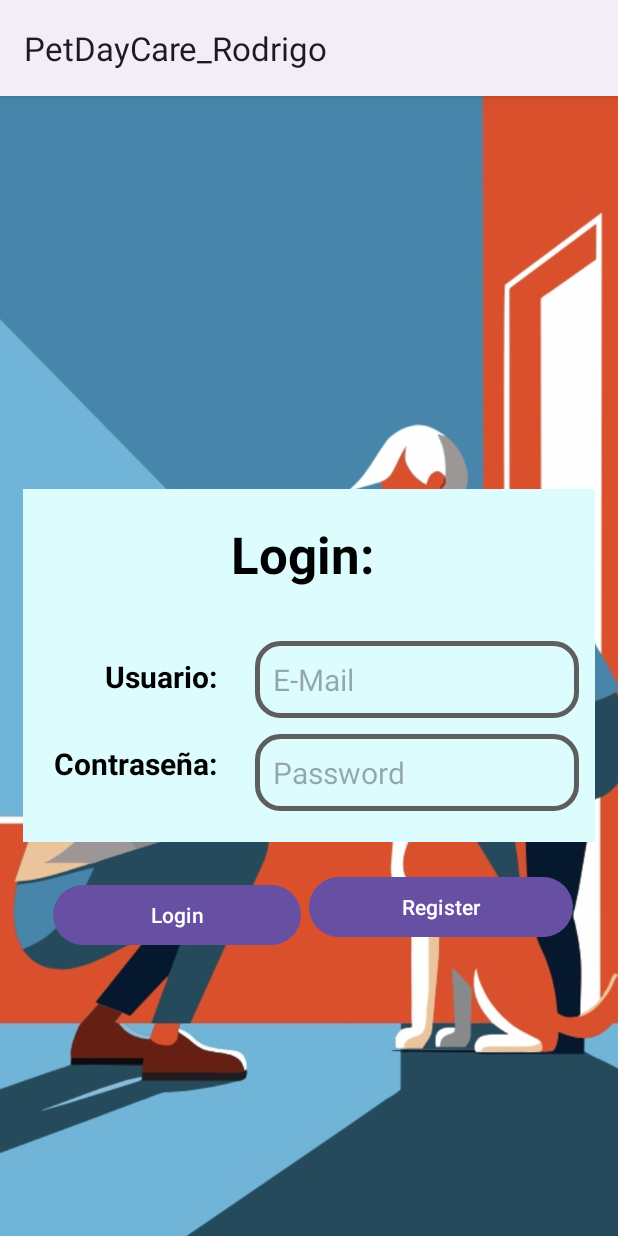
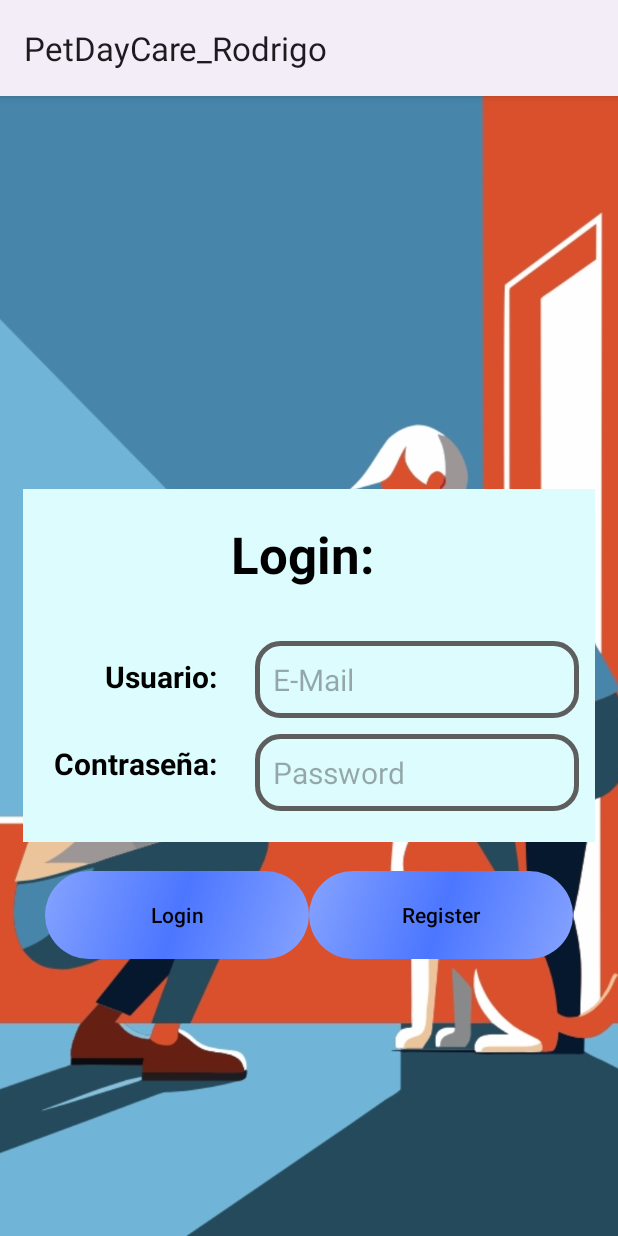
Before and after one commit to RoxoyNada/PetDayCare_Rodrigo, an Android app: the screen it shows after launch (Login), on a phone screen of 412 x 824 dp. Run offline under Robolectric (Android 15) with nearby library versions, the light colour scheme and no system bars; our stand-ins replace Firebase (no records; nobody signed in at launch, a user with empty details on screens opened directly).

Commit message:
v1.130524-Modify_Login_buttons

```diff
--- a/app/src/main/res/drawable/buttons_pet_data.xml
+++ b/app/src/main/res/drawable/buttons_pet_data.xml
@@ -1,6 +1,10 @@
 <?xml version="1.0" encoding="utf-8"?>
-<shape xmlns:android="http://schemas.android.com/apk/res/android"
-    android:shape="rectangle">
-    <corners android:radius="20dp" />
-    <solid android:color="@color/error" />
+<shape xmlns:android="http://schemas.android.com/apk/res/android">
+    <gradient
+        android:type="linear"
+        android:startColor="#86A3FF"
+        android:centerColor="#4B76FF"
+        android:endColor="#86A3FF"
+        android:angle="315" />
+    <corners android:radius="30dp" />
 </shape>
--- a/app/src/main/res/layout/activivy_login.xml
+++ b/app/src/main/res/layout/activivy_login.xml
@@ -163,22 +163,39 @@
         android:layout_marginBottom="5dp"
         android:orientation="horizontal"
         android:padding="10dp">
-
+<RelativeLayout
+    android:layout_width="0dp"
+    android:layout_height="match_parent"
+    android:layout_weight="50"
+    android:background="@drawable/buttons_pet_data"
+    >
         <Button
             android:id="@+id/LoginBTN"
-            android:layout_width="0dp"
+            android:layout_width="match_parent"
             android:layout_height="wrap_content"
             android:layout_margin="5dp"
+            android:text="Login"
+            android:textColor="@color/black"
+            android:backgroundTint="#00FFFFFF"
+            />
+</RelativeLayout>
+
+<RelativeLayout
+            android:layout_width="0dp"
             android:layout_weight="50"
-            android:text="Login" />
+            android:layout_height="match_parent"
+            android:background="@drawable/buttons_pet_data">
 
         <Button
             android:id="@+id/RegisterBTN"
-            android:layout_width="10dp"
+            android:layout_width="match_parent"
             android:layout_height="wrap_content"
-            android:layout_weight="50"
+            android:layout_centerInParent="true"
             android:text="Register"
+            android:textColor="@color/black"
+            android:backgroundTint="#00FFFFFF"
             />
+</RelativeLayout>
     </LinearLayout>
 
 </RelativeLayout>
```
